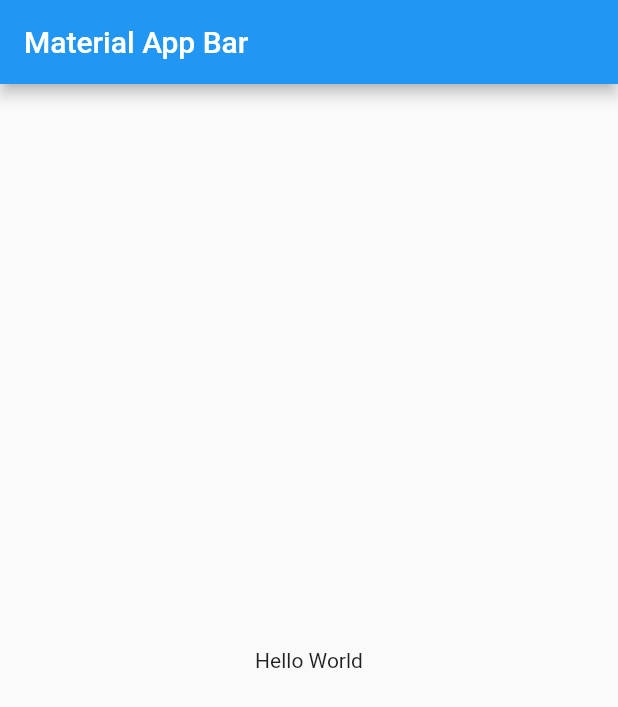
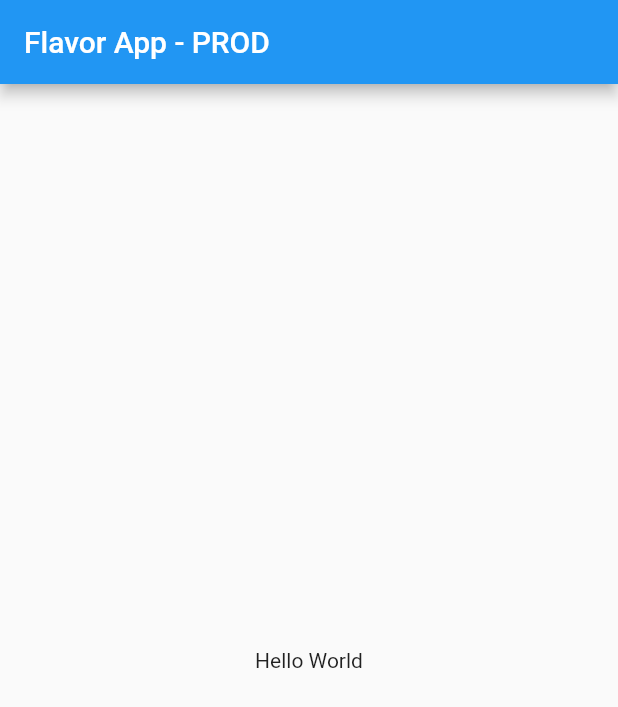
Before and after one commit to NoScopeDevs/flavors, a Flutter app: the screen it shows after launch, on a phone screen of 412 x 824 dp. Shown: the top 707 px of the screen. Run offline on Flutter 3.47's test engine with Material 2 defaults, Android fonts, the phone set to English and light mode, and no system bars.

Commit message:
config with dart-define

```diff
--- a/lib/app.dart
+++ b/lib/app.dart
@@ -1,18 +1,40 @@
 import 'package:flutter/material.dart';
 
+import 'config_dart_define.dart';
+
 class FlavorApp extends StatelessWidget {
+  final config = ConfigDartDefine();
+
   @override
   Widget build(BuildContext context) {
     return MaterialApp(
-      title: 'Material App',
-      home: Scaffold(
-        appBar: AppBar(
-          title: Text('Material App Bar'),
-        ),
-        body: Center(
-          child: Container(
-            child: Text('Hello World'),
-          ),
+      home: _Home(),
+      title: 'Flavor App',
+      theme: config.isDev ? ThemeData.dark() : ThemeData.light(),
+    );
+  }
+}
+
+class _Home extends StatelessWidget {
+  final config = ConfigDartDefine();
+
+  @override
+  Widget build(BuildContext context) {
+    String environment;
+
+    if (config.isDev) {
+      environment = 'DEV';
+    } else {
+      environment = 'PROD';
+    }
+
+    return Scaffold(
+      appBar: AppBar(
+        title: Text('Flavor App - $environment'),
+      ),
+      body: Center(
+        child: Container(
+          child: Text('Hello World'),
         ),
       ),
     );
--- /dev/null
+++ b/lib/config_dart_define.dart
@@ -0,0 +1,3 @@
+class ConfigDartDefine {
+  final isDev = const bool.fromEnvironment('isDev');
+}
```
Also changed, not shown: 2 other files.
